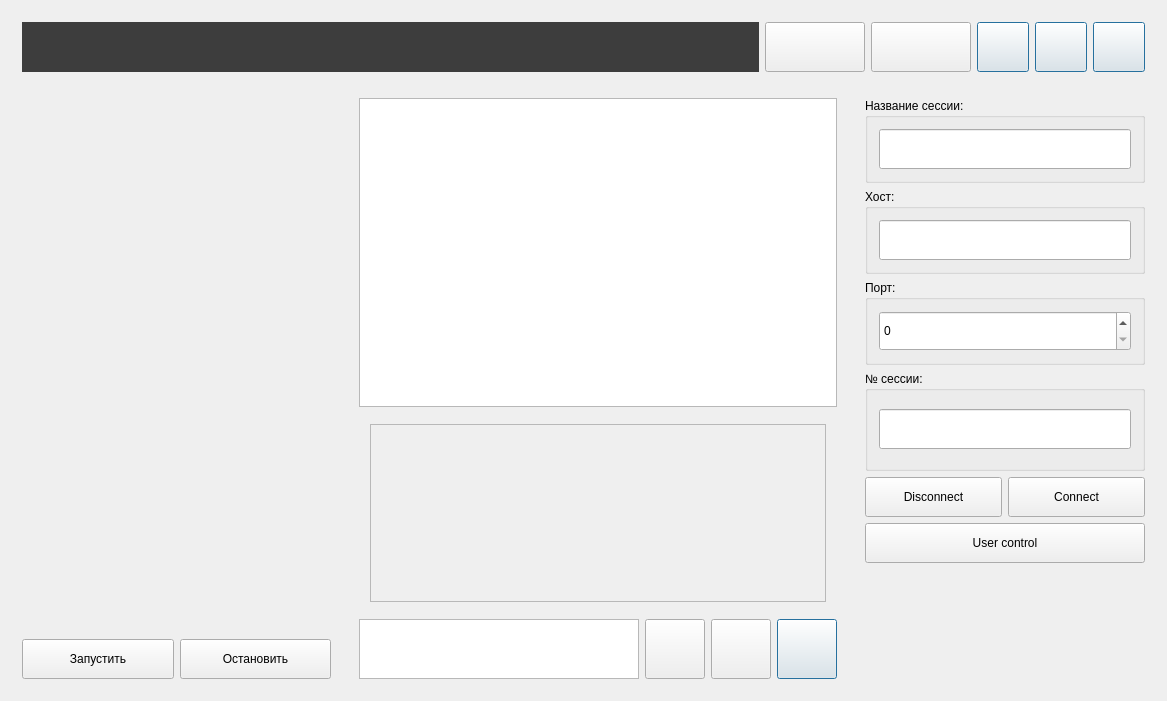
Old version of the form Project14_Stream_2020/src/PolyChat_app/mainwindow.ui in the repository GregoryBaranov/ib_stream_service.
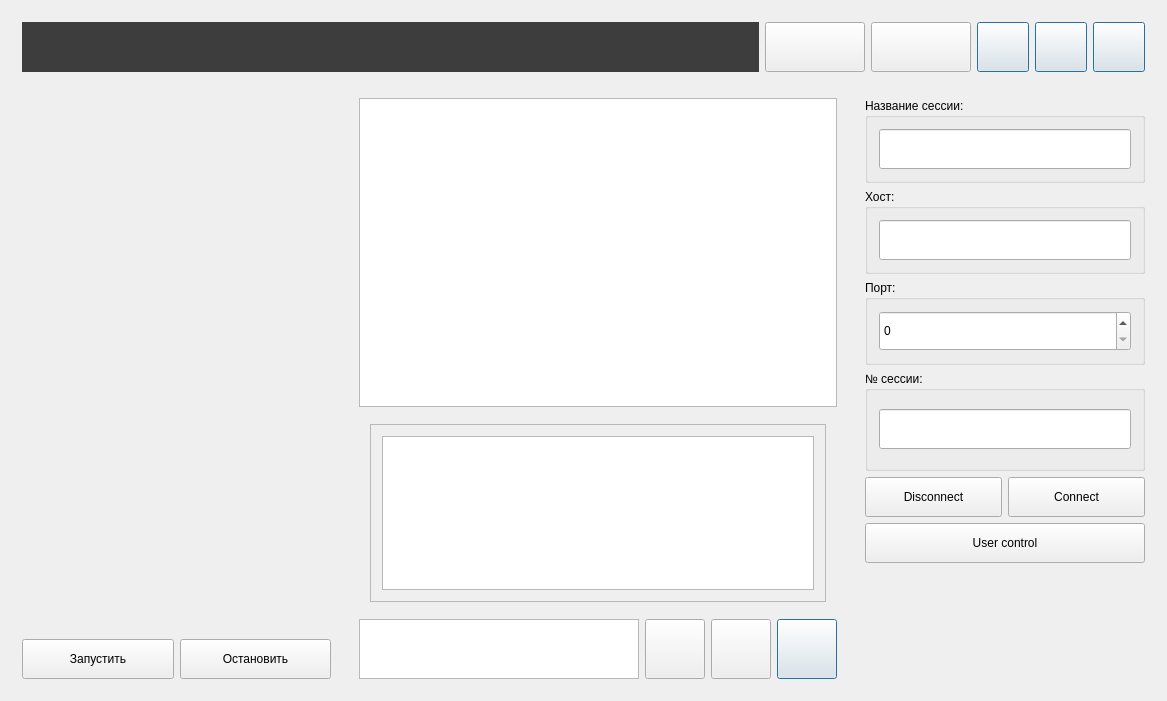
New version of the form. The open tabs and pages were chosen to show the change. Icons and pictures are not drawn.

Commit message: update emoji panel

What changed in the file:
```diff
--- a/Project14_Stream_2020/src/PolyChat_app/mainwindow.ui
+++ b/Project14_Stream_2020/src/PolyChat_app/mainwindow.ui
@@ -71,18 +71,34 @@
              <property name="widgetResizable">
               <bool>true</bool>
              </property>
+             <property name="alignment">
+              <set>Qt::AlignLeading|Qt::AlignLeft|Qt::AlignVCenter</set>
+             </property>
              <widget class="QWidget" name="scrollAreaWidgetContents">
               <property name="geometry">
                <rect>
                 <x>0</x>
                 <y>0</y>
-                <width>59</width>
-                <height>24</height>
+                <width>462</width>
+                <height>180</height>
                </rect>
               </property>
               <layout class="QGridLayout" name="gridLayout_11">
                <item row="0" column="0">
-                <layout class="QVBoxLayout" name="verticalLayout"/>
+                <widget class="QTableWidget" name="tableEmoji">
+                 <property name="lineWidth">
+                  <number>0</number>
+                 </property>
+                 <property name="showDropIndicator" stdset="0">
+                  <bool>false</bool>
+                 </property>
+                 <property name="selectionMode">
+                  <enum>QAbstractItemView::NoSelection</enum>
+                 </property>
+                 <property name="showGrid">
+                  <bool>false</bool>
+                 </property>
+                </widget>
                </item>
               </layout>
              </widget>
```
Left out of the diff: 2 changed lines with no effect on the pictures. The commit also changes 5 other files.
